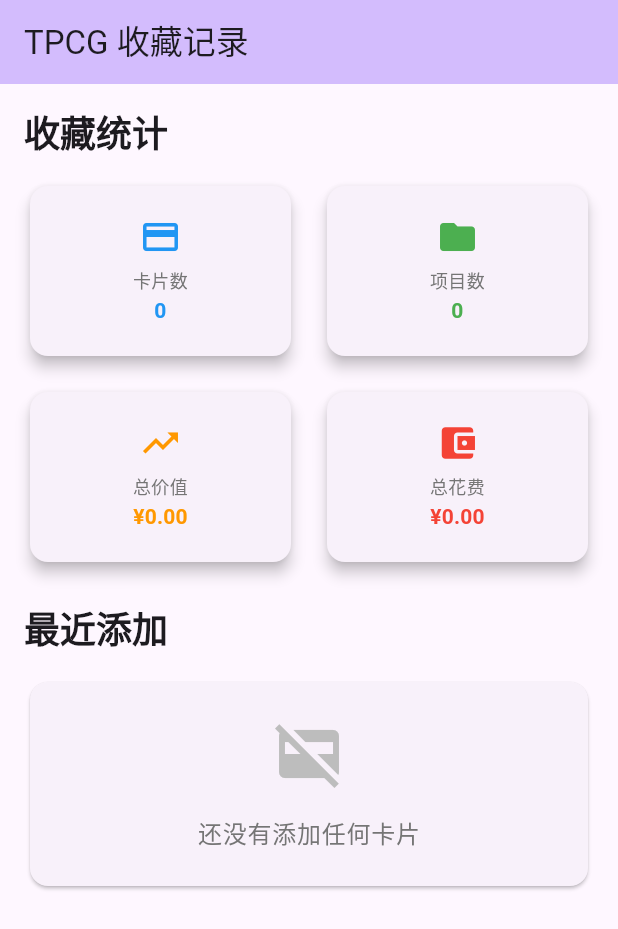
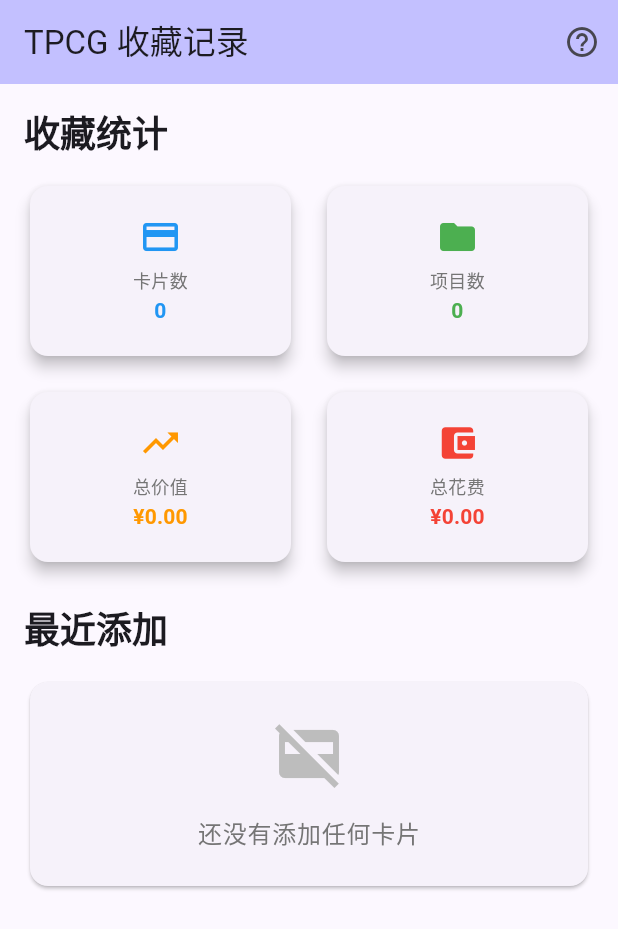
Before and after one commit to BozzG/tpcg-collection-record, a Flutter app: the screen it shows after launch, on a phone screen of 412 x 824 dp. Shown: the top 929 px of the screen. Run offline on Flutter 3.47's test engine with Material 3 defaults, Android fonts, the phone set to English and light mode, and no system bars; our stand-ins replace file_picker, flutter_datetime_picker_plus, freezed_annotation, logger, sqflite, sqflite_common_ffi; accounts and stored records are empty.

Commit message:
add contact me

```diff
--- a/lib/main.dart
+++ b/lib/main.dart
@@ -214,12 +214,13 @@ class _AppInitializerState extends State<AppInitializer> {
       child: MaterialApp(
         title: 'TPCG Collection Record',
         theme: ThemeData(
-          colorScheme: ColorScheme.fromSeed(seedColor: Colors.deepPurple),
+          colorScheme: ColorScheme.fromSeed(
+              seedColor: const Color.fromARGB(255, 37, 35, 83)),
           useMaterial3: true,
         ),
         darkTheme: ThemeData(
           colorScheme: ColorScheme.fromSeed(
-            seedColor: Colors.indigoAccent,
+            seedColor: const Color.fromARGB(255, 37, 35, 83),
             brightness: Brightness.dark,
           ),
           useMaterial3: true,
```
Also changed, not shown: lib/views/home_page.dart (+29 -1 lines), 3 other files.
